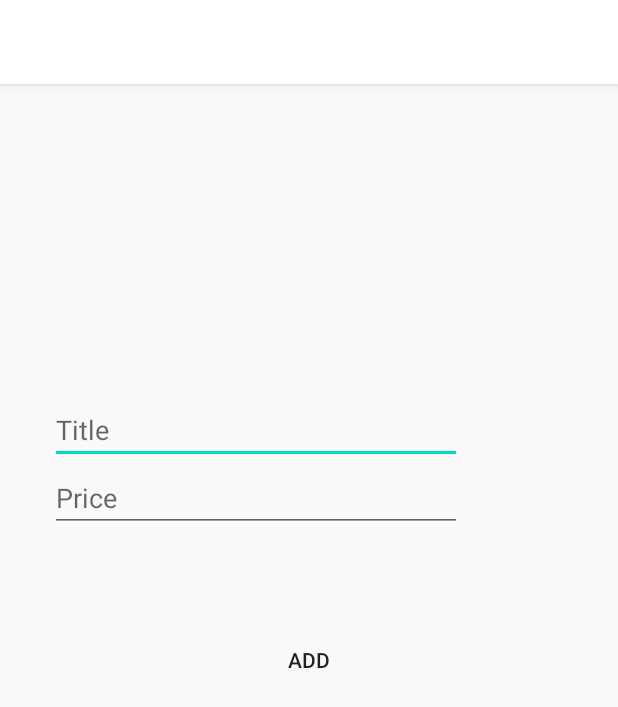
After one commit to chernybro/LoftMoney2, an Android app: the AddItemActivity screen opened directly, with no data from a screen before it, on a phone screen of 412 x 824 dp. The commit adds this screen. Shown: the top 707 px of the screen. Run offline under Robolectric (Android 15) with nearby library versions, the phone set to English and light mode, and no system bars.

Commit message:
Добавление экрана AddItemActivity

```diff
--- a/app/src/main/AndroidManifest.xml
+++ b/app/src/main/AndroidManifest.xml
@@ -16,6 +16,8 @@
                 <category android:name="android.intent.category.LAUNCHER" />
             </intent-filter>
         </activity>
+
+        <activity android:name=".AddItemActivity"/>
     </application>
 
 </manifest>
--- /dev/null
+++ b/app/src/main/java/com/cherny/loftmoney/AddItemActivity.java
@@ -0,0 +1,14 @@
+package com.cherny.loftmoney;
+
+import android.os.Bundle;
+
+import androidx.annotation.Nullable;
+import androidx.appcompat.app.AppCompatActivity;
+
+public class AddItemActivity extends AppCompatActivity {
+    @Override
+    protected void onCreate(@Nullable Bundle savedInstanceState) {
+        super.onCreate(savedInstanceState);
+        setContentView(R.layout.activity_add_item);
+    }
+}
--- /dev/null
+++ b/app/src/main/res/layout/activity_add_item.xml
@@ -0,0 +1,40 @@
+<?xml version="1.0" encoding="utf-8"?>
+<RelativeLayout
+    xmlns:android="http://schemas.android.com/apk/res/android"
+    android:orientation="vertical"
+    android:layout_width="match_parent"
+    android:layout_height="match_parent">
+
+   <LinearLayout
+       android:layout_above="@id/add_button"
+       android:layout_width="match_parent"
+       android:layout_height="wrap_content"
+       android:orientation="vertical"
+       android:paddingStart="33dp"
+       android:paddingEnd="104dp"
+       android:layout_marginBottom="61dp"
+       android:paddingLeft="33dp"
+       android:paddingRight="104dp">
+
+    <EditText
+        android:layout_width="match_parent"
+        android:layout_height="wrap_content"
+        android:hint="@string/edittext_name_hint" />
+
+    <EditText
+        android:layout_width="match_parent"
+        android:layout_height="wrap_content"
+        android:hint="@string/edittext_price_hint" />
+
+   </LinearLayout>
+
+    <Button
+        android:id="@+id/add_button"
+        android:layout_width="wrap_content"
+        android:layout_height="wrap_content"
+        android:text="@string/add_button_title"
+        android:layout_centerHorizontal="true"
+        android:layout_centerVertical="true"
+        android:background="@null"/>
+
+</RelativeLayout>
--- a/app/src/main/res/values/colors.xml
+++ b/app/src/main/res/values/colors.xml
@@ -1,6 +1,6 @@
 <?xml version="1.0" encoding="utf-8"?>
 <resources>
-    <color name="colorPrimary">#6200EE</color>
+    <color name="colorPrimary">#FFFFFF</color>
     <color name="colorPrimaryDark">#3700B3</color>
     <color name="colorAccent">#03DAC5</color>
 </resources>
--- a/app/src/main/res/values/strings.xml
+++ b/app/src/main/res/values/strings.xml
@@ -1,3 +1,6 @@
 <resources>
     <string name="app_name">LoftMoney</string>
+    <string name="edittext_name_hint">Title</string>
+    <string name="edittext_price_hint">Price</string>
+    <string name="add_button_title">Add</string>
 </resources>
```
Also changed, not shown: app/src/main/res/layout/activity_main.xml (+11 -8 lines), 1 other file.
